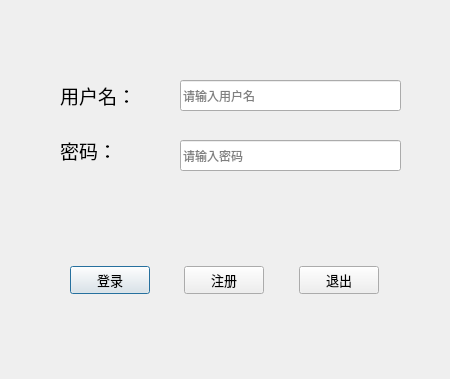
The window that OICQ/checklogininput.ui (OvOq/Oicq2.0) describes before a commit, drawn with Qt 5.
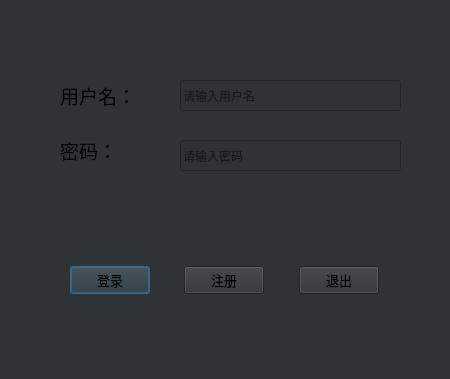
The same window after the commit. Icons and pictures are not drawn.

Diff of the .ui file:
```diff
--- a/OICQ/checklogininput.ui
+++ b/OICQ/checklogininput.ui
@@ -13,6 +13,9 @@
   <property name="windowTitle">
    <string>Dialog</string>
   </property>
+  <property name="styleSheet">
+   <string notr="true">background-color: rgb(46, 52, 54);</string>
+  </property>
   <widget class="QLabel" name="label">
    <property name="geometry">
     <rect>
```
Left out of the diff: 16 changed lines with no effect on the pictures.
